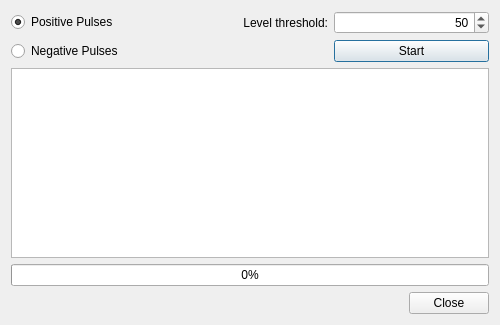
Above: dastardcommander/ui/level_trigger_config.ui from usnistgov/dastardcommander before the change. Below: the same form after it.
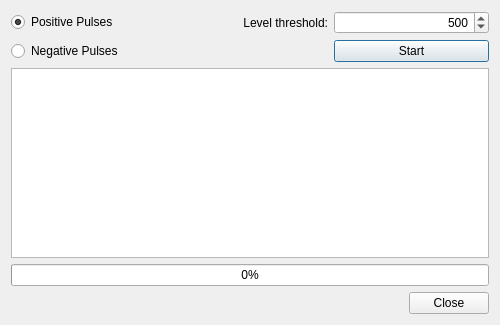
That is the form after the change.

Commit message: Change dialogs' default thresholds

Diff of the .ui file:
```diff
--- a/dastardcommander/ui/level_trigger_config.ui
+++ b/dastardcommander/ui/level_trigger_config.ui
@@ -64,7 +64,7 @@
         <number>65535</number>
        </property>
        <property name="value">
-        <number>50</number>
+        <number>500</number>
        </property>
       </widget>
      </item>
```
The commit also changes 1 other file.
